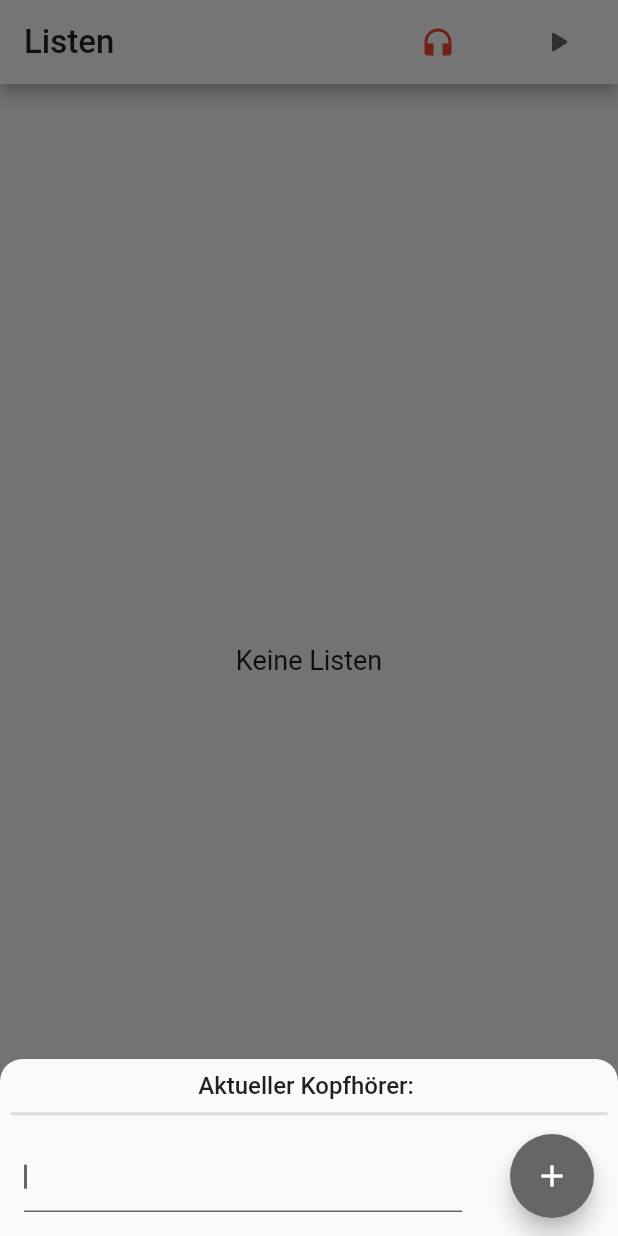
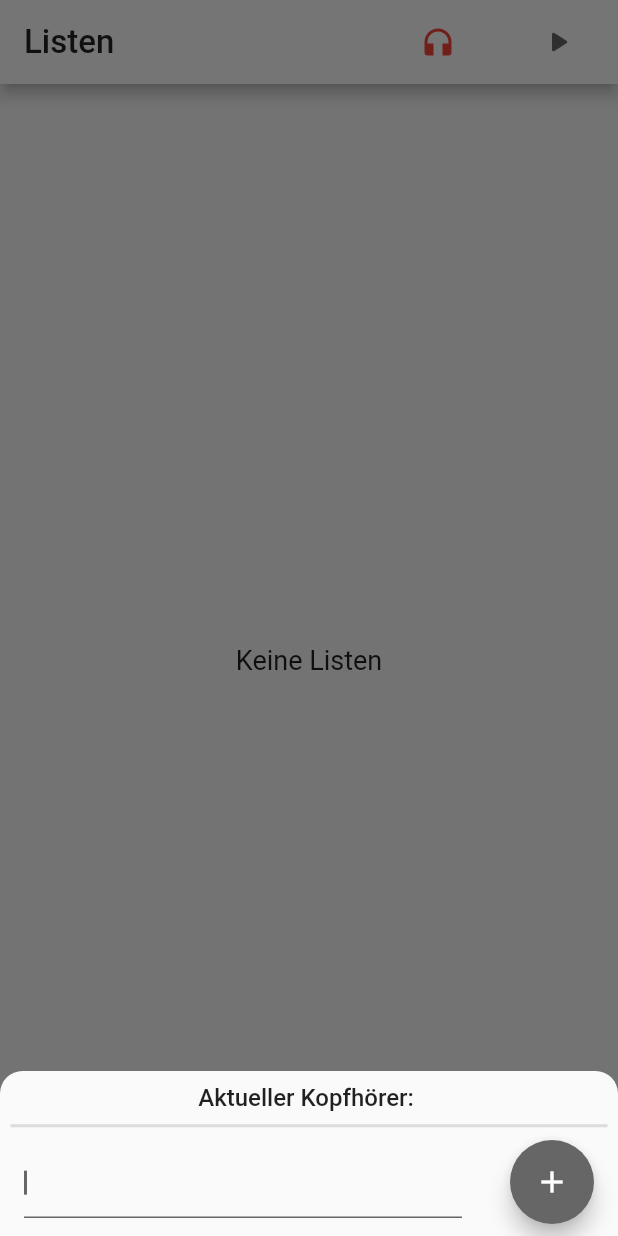
Before and after one commit to eric-bra/Flutter_List_App, a Flutter app: the screen it shows after launch, after a tap on the "headphones" icon, on a phone screen of 412 x 824 dp. Run offline on Flutter 3.47's test engine with Material 2 defaults, Android fonts, the phone set to English and light mode, and no system bars; our stand-ins replace flutter_tts, shared_preferences, sqflite; missing offline and left inert: esense_flutter; accounts and stored records are empty.

Commit message:
Adjusted paddings for textfields.

```diff
--- a/lib/widgets/add_todo_dialog.dart
+++ b/lib/widgets/add_todo_dialog.dart
@@ -25,7 +25,7 @@ class _AddToDoDialogState extends State<AddToDoDialog> {
           children: [
             Expanded(
                 child: Padding(
-              padding: const EdgeInsets.fromLTRB(16, 8, 16, 16),
+              padding: const EdgeInsets.fromLTRB(16, 8, 16, 8),
               child: CustomTheme.current(context) == CustomTheme.light
                   ? TextField(
                       autofocus: true,
--- a/lib/widgets/connection_indicator.dart
+++ b/lib/widgets/connection_indicator.dart
@@ -92,7 +92,7 @@ class _ChangeNameDialogState extends State<ChangeNameDialog> {
               children: [
                 Expanded(
                   child: Padding(
-                      padding: const EdgeInsets.all(16.0),
+                      padding: const EdgeInsets.fromLTRB(16, 8, 16, 8),
                       child: CustomTheme.current(context) == CustomTheme.light
                           ? TextField(
                         autofocus: true,
```
